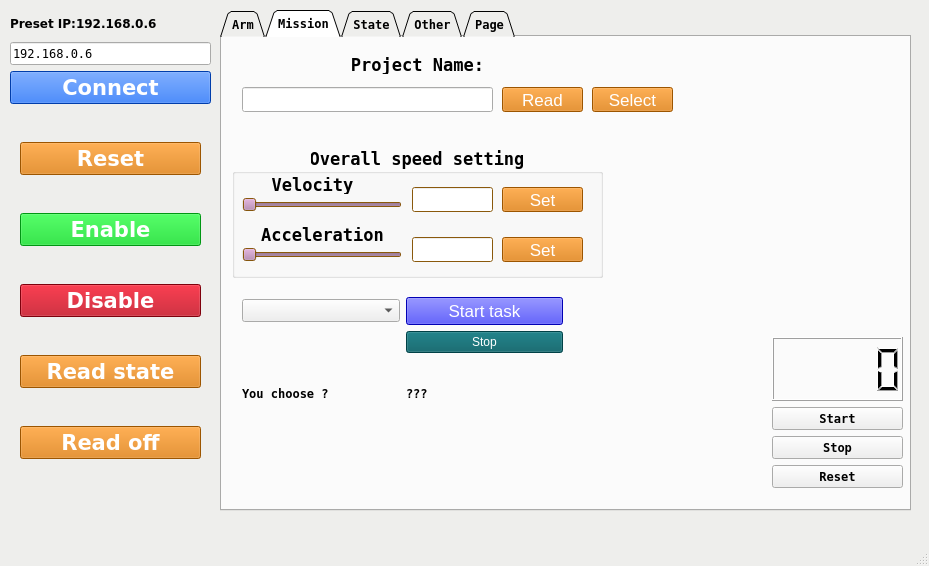
The window that scripts/main.ui (SamKaiYang/ros_modbus_nex) describes before a commit, drawn with Qt 5.
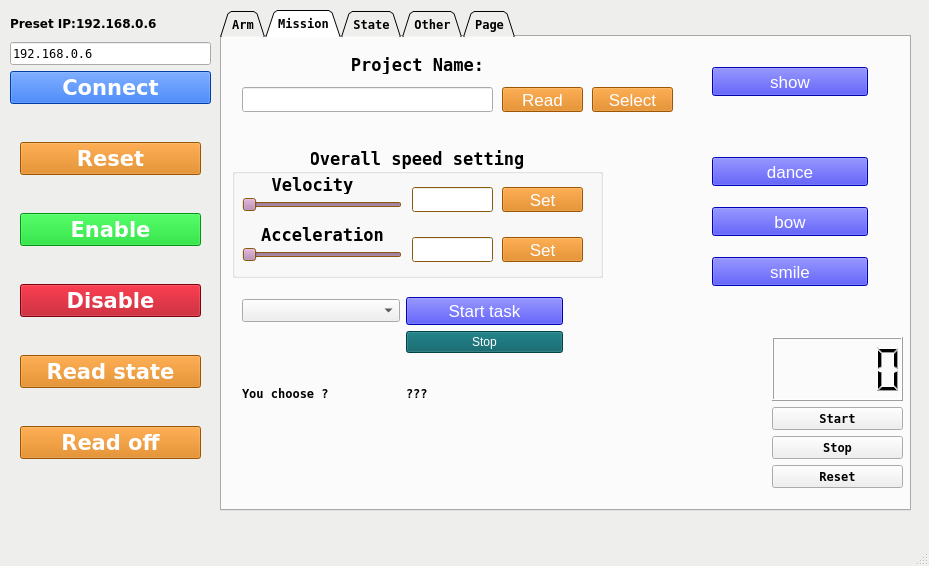
The same window after the commit. Icons and pictures are not drawn.

Commit message: add for show command to TPUI

What changed in the file:
```diff
--- a/scripts/main.ui
+++ b/scripts/main.ui
@@ -2534,6 +2534,90 @@
        <string>Read</string>
       </property>
      </widget>
+     <widget class="QPushButton" name="btn_dance_program">
+      <property name="geometry">
+       <rect>
+        <x>490</x>
+        <y>120</y>
+        <width>156</width>
+        <height>29</height>
+       </rect>
+      </property>
+      <property name="font">
+       <font>
+        <pointsize>13</pointsize>
+       </font>
+      </property>
+      <property name="styleSheet">
+       <string notr="true">background-color:#0300fc;color:white;border-color: black;</string>
+      </property>
+      <property name="text">
+       <string>dance</string>
+      </property>
+     </widget>
+     <widget class="QPushButton" name="btn_bow_program">
+      <property name="geometry">
+       <rect>
+        <x>490</x>
+        <y>170</y>
+        <width>156</width>
+        <height>29</height>
+       </rect>
+      </property>
+      <property name="font">
+       <font>
+        <pointsize>13</pointsize>
+       </font>
+      </property>
+      <property name="styleSheet">
+       <string notr="true">background-color:#0300fc;color:white;border-color: black;</string>
+      </property>
+      <property name="text">
+       <string>bow</string>
+      </property>
+     </widget>
+     <widget class="QPushButton" name="btn_smile_program">
+      <property name="geometry">
+       <rect>
+        <x>490</x>
+        <y>220</y>
+        <width>156</width>
+        <height>29</height>
+       </rect>
+      </property>
+      <property name="font">
+       <font>
+        <pointsize>13</pointsize>
+       </font>
+      </property>
+      <property name="styleSheet">
+       <string notr="true">background-color:#0300fc;color:white;border-color: black;</string>
+      </property>
+      <property name="text">
+       <string>smile</string>
+      </property>
+     </widget>
+     <widget class="QPushButton" name="btn_show_program">
+      <property name="geometry">
+       <rect>
+        <x>490</x>
+        <y>30</y>
+        <width>156</width>
+        <height>29</height>
+       </rect>
+      </property>
+      <property name="font">
+       <font>
+        <pointsize>13</pointsize>
+       </font>
+      </property>
+      <property name="styleSheet">
+       <string notr="true">background-color:#0300fc;color:white;border-color: black;</string>
+      </property>
+      <property name="text">
+       <string>show</string>
+      </property>
+     </widget>
     </widget>
     <widget class="QWidget" name="tab_state">
      <attribute name="title">
```
The commit also changes 4 other files.
